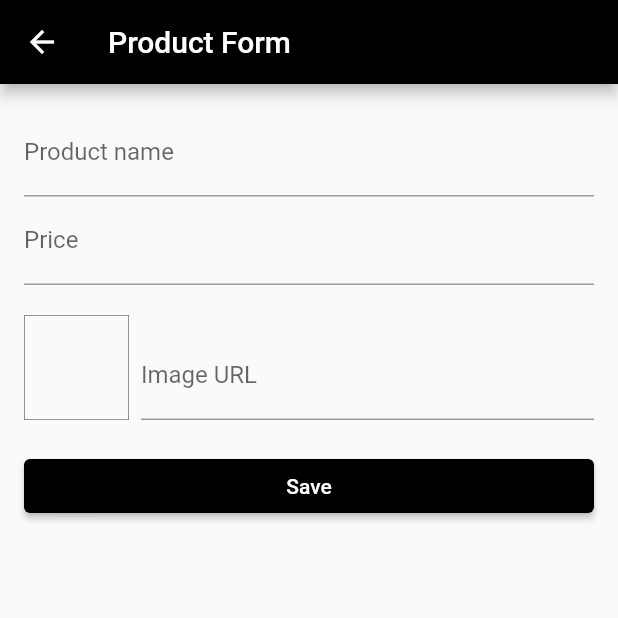
After one commit to zinct/flutter-meal, a Flutter app: the screen it shows after launch, in the side drawer, after a tap on "Manage Product", on a phone screen of 412 x 824 dp, the top half of it. The commit adds this screen. Run offline on Flutter 3.47's test engine with Material 2 defaults, Android fonts, the phone set to English and light mode, and no system bars; our stand-ins replace badges; network calls fail.

Commit message:
Managing product

```diff
--- a/shop/lib/constants.dart
+++ b/shop/lib/constants.dart
@@ -1,6 +1,7 @@
 class ROUTE {
   static const home = '/home';
   static const cart = '/cart';
+  static const manageProduct = '/manage-product';
 }
 
 class APP {
--- a/shop/lib/main.dart
+++ b/shop/lib/main.dart
@@ -2,13 +2,17 @@ import 'package:flutter/material.dart';
 import 'package:provider/provider.dart';
 import 'package:shop/models/item.dart';
 import 'package:shop/providers/cart_provider.dart';
+import 'package:shop/providers/product_provider.dart';
 import 'package:shop/screens/home_screen.dart';
 import 'package:shop/utils/route_util.dart';
 
 void main() {
   runApp(
-    ChangeNotifierProvider(
-      create: (context) => CartProvider(),
+    MultiProvider(
+      providers: [
+        ChangeNotifierProvider(create: (ctx) => CartProvider()),
+        ChangeNotifierProvider(create: (ctx) => ProductProvider()),
+      ],
       child: MyApp(),
     ),
   );
--- /dev/null
+++ b/shop/lib/providers/product_provider.dart
@@ -0,0 +1,51 @@
+import 'package:flutter/material.dart';
+import 'package:shop/models/item.dart';
+
+class ProductProvider extends ChangeNotifier {
+  List<Item> _item = [
+    Item(
+        name: 'Jaket Merah',
+        image:
+            'https://media.istockphoto.com/photos/male-coat-isolated-on-the-white-picture-id163208487?b=1&k=20&m=163208487&s=612x612&w=0&h=Finr70-zwV4VyOqIX45k-DmXX4u6fYxQfNqcn0fiX-8=',
+        price: 180000),
+    Item(
+        name: 'Sweater',
+        image:
+            'https://encrypted-tbn0.gstatic.com/images?q=tbn:ANd9GcTc3FODUc0ylAzfbIMRnCuCTUy4DSNvMVImDw&usqp=CAU',
+        price: 121000),
+    Item(
+        name: 'Green leather shoes',
+        image:
+            'https://images.unsplash.com/photo-1560343090-f0409e92791a?ixlib=rb-1.2.1&ixid=MnwxMjA3fDB8MHxzZWFyY2h8NXx8cHJvZHVjdHxlbnwwfHwwfHw%3D&auto=format&fit=crop&w=500&q=60',
+        price: 80000),
+    Item(
+        name: 'Red Adidas shoes',
+        image:
+            'https://images.unsplash.com/photo-1542291026-7eec264c27ff?ixlib=rb-1.2.1&ixid=MnwxMjA3fDB8MHxzZWFyY2h8MTF8fHByb2R1Y3R8ZW58MHx8MHx8&auto=format&fit=crop&w=500&q=60',
+        price: 750000),
+    Item(
+        name: 'Brown vinta backpack',
+        image:
+            'https://images.unsplash.com/photo-1491637639811-60e2756cc1c7?ixlib=rb-1.2.1&ixid=MnwxMjA3fDB8MHxzZWFyY2h8MTh8fHByb2R1Y3R8ZW58MHx8MHx8&auto=format&fit=crop&w=500&q=60',
+        price: 210000),
+    Item(
+        name: 'Yellow & Black bottle',
+        image:
+            'https://images.unsplash.com/photo-1616740540792-3daec604777d?ixlib=rb-1.2.1&ixid=MnwxMjA3fDB8MHxzZWFyY2h8MTIzfHxwcm9kdWN0fGVufDB8fDB8fA%3D%3D&auto=format&fit=crop&w=500&q=60',
+        price: 45000),
+    Item(
+        name: 'Nike high top sneakers',
+        image:
+            'https://images.unsplash.com/photo-1619646176605-b7417fb53b1e?ixlib=rb-1.2.1&ixid=MnwxMjA3fDB8MHxzZWFyY2h8MTM0fHxwcm9kdWN0fGVufDB8fDB8fA%3D%3D&auto=format&fit=crop&w=500&q=60',
+        price: 900000),
+  ];
+
+  List<Item> get item {
+    return _item;
+  }
+
+  void addItem(Item item) {
+    _item.add(item);
+    notifyListeners();
+  }
+}
--- a/shop/lib/screens/cart_screen.dart
+++ b/shop/lib/screens/cart_screen.dart
@@ -121,6 +121,23 @@ class CartItem extends StatelessWidget {
         ),
       ),
       direction: DismissDirection.endToStart,
+      confirmDismiss: (_) => showDialog(
+        context: context,
+        builder: (_) => AlertDialog(
+          title: const Text('Are you sure?'),
+          content: const Text('This item will be removed from your cart'),
+          actions: [
+            TextButton(
+              onPressed: () => Navigator.of(_).pop(false),
+              child: const Text('No'),
+            ),
+            TextButton(
+              onPressed: () => Navigator.of(_).pop(true),
+              child: const Text('Yes'),
+            ),
+          ],
+        ),
+      ),
       onDismissed: (_) => _handleDismissed(context),
       child: Card(
         elevation: 1,
--- a/shop/lib/screens/home_screen.dart
+++ b/shop/lib/screens/home_screen.dart
@@ -3,13 +3,14 @@ import 'package:provider/provider.dart';
 import 'package:shop/constants.dart';
 import 'package:shop/data/item_data.dart';
 import 'package:shop/providers/cart_provider.dart';
+import 'package:shop/providers/product_provider.dart';
 import 'package:shop/widgets/home/home_item.dart';
 import 'package:badges/badges.dart';
 
 class HomeScreen extends StatelessWidget {
   const HomeScreen({Key? key}) : super(key: key);
 
-  Widget _buildDrawer() {
+  Widget _buildDrawer(context) {
     return Drawer(
       child: Column(
         children: [
@@ -25,6 +26,13 @@ class HomeScreen extends StatelessWidget {
           ListTile(
             leading: Icon(Icons.credit_card),
             title: Text('Order'),
+          ),
+          ListTile(
+            leading: Icon(Icons.edit),
+            title: Text('Manage Product'),
+            onTap: () {
+              Navigator.of(context).pushNamed(ROUTE.manageProduct);
+            },
           ),
         ],
       ),
@@ -55,15 +63,18 @@ class HomeScreen extends StatelessWidget {
           ),
         ],
       ),
-      drawer: _buildDrawer(),
-      body: Container(
+      drawer: _buildDrawer(context),
+      body: Consumer<ProductProvider>(
+        builder: (context, value, child) {
+          print("BUILDING");
+          return Container(
             margin: EdgeInsets.all(10),
             child: GridView.count(
               crossAxisCount: 2,
               childAspectRatio: 5 / 4,
               mainAxisSpacing: 10,
               crossAxisSpacing: 10,
-          children: items
+              children: value.item
                   .map(
                     (e) => ChangeNotifierProvider.value(
                       value: e,
@@ -72,6 +83,8 @@ class HomeScreen extends StatelessWidget {
                   )
                   .toList(),
             ),
+          );
+        },
       ),
     );
   }
--- /dev/null
+++ b/shop/lib/screens/product_form_screen.dart
@@ -0,0 +1,125 @@
+import 'package:flutter/material.dart';
+import 'package:provider/provider.dart';
+import 'package:shop/models/item.dart';
+import 'package:shop/providers/product_provider.dart';
+
+class ProductFormScreen extends StatefulWidget {
+  const ProductFormScreen({Key? key}) : super(key: key);
+
+  @override
+  _ProductFormScreenState createState() => _ProductFormScreenState();
+}
+
+class _ProductFormScreenState extends State<ProductFormScreen> {
+  final _formKey = GlobalKey<FormState>();
+  final Map<String, dynamic> _data = {
+    'name': '',
+    'price': '',
+    'image': '',
+  };
+
+  void _handleSubmit(context) {
+    final isValid = _formKey.currentState!.validate();
+    if (!isValid) return;
+    _formKey.currentState!.save();
+    _formKey.currentState!.reset();
+
+    Item newItem = Item(
+      name: _data['name']!,
+      image: _data['image']!,
+      price: double.parse(_data['price']!),
+    );
+
+    Provider.of<ProductProvider>(context, listen: false).addItem(newItem);
+
+    // Show snackbar
+    ScaffoldMessenger.of(context)
+        .showSnackBar(SnackBar(content: Text('Product successfuly created.')));
+
+    // Navigator
+    Navigator.of(context).pop();
+    Navigator.of(context).pop();
+  }
+
+  @override
+  Widget build(BuildContext context) {
+    return Scaffold(
+      appBar: AppBar(
+        title: const Text('Product Form'),
+        backgroundColor: Theme.of(context).primaryColor,
+      ),
+      body: Form(
+        key: _formKey,
+        child: ListView(
+          children: [
+            Container(
+              padding: const EdgeInsets.all(16),
+              child: Column(
+                children: [
+                  TextFormField(
+                    decoration: InputDecoration(
+                      label: Text('Product name'),
+                    ),
+                    validator: (value) => value?.isEmpty ?? true
+                        ? 'Product name is required'
+                        : null,
+                    onSaved: (value) {
+                      _data['name'] = value ?? '';
+                    },
+                  ),
+                  TextFormField(
+                    decoration: InputDecoration(
+                      label: Text('Price'),
+                    ),
+                    keyboardType: TextInputType.number,
+                    onSaved: (value) {
+                      _data['price'] = value ?? '';
+                    },
+                  ),
+                  Row(
+                    crossAxisAlignment: CrossAxisAlignment.end,
+                    children: [
+                      Container(
+                        margin: EdgeInsets.only(top: 20, right: 8),
+                        width: 70,
+                        height: 70,
+                        decoration: BoxDecoration(
+                          border: Border.all(
+                            color: Colors.black54,
+                            width: .5,
+                          ),
+                        ),
+                      ),
+                      Expanded(
+                        child: TextFormField(
+                          decoration: InputDecoration(
+                            label: Text('Image URL'),
+                          ),
+                          keyboardType: TextInputType.url,
+                          onSaved: (value) {
+                            _data['image'] = value ?? '';
+                          },
+                        ),
+                      )
+                    ],
+                  ),
+                  Container(
+                    margin: EdgeInsets.only(top: 20),
+                    width: double.infinity,
+                    child: ElevatedButton(
+                      style: ElevatedButton.styleFrom(
+                        primary: Theme.of(context).primaryColor,
+                      ),
+                      onPressed: () => _handleSubmit(context),
+                      child: Text('Save'),
+                    ),
+                  ),
+                ],
+              ),
+            )
+          ],
+        ),
+      ),
+    );
+  }
+}
--- a/shop/lib/utils/route_util.dart
+++ b/shop/lib/utils/route_util.dart
@@ -2,8 +2,10 @@ import 'package:flutter/material.dart';
 import 'package:shop/constants.dart';
 import 'package:shop/screens/cart_screen.dart';
 import 'package:shop/screens/home_screen.dart';
+import 'package:shop/screens/product_form_screen.dart';
 
 Map<String, Widget Function(BuildContext)> appRoute = {
   ROUTE.home: (ctx) => HomeScreen(),
   ROUTE.cart: (ctx) => CartScreen(),
+  ROUTE.manageProduct: (ctx) => ProductFormScreen(),
 };
```
Lines whose indentation alone changed are shown as unchanged.
